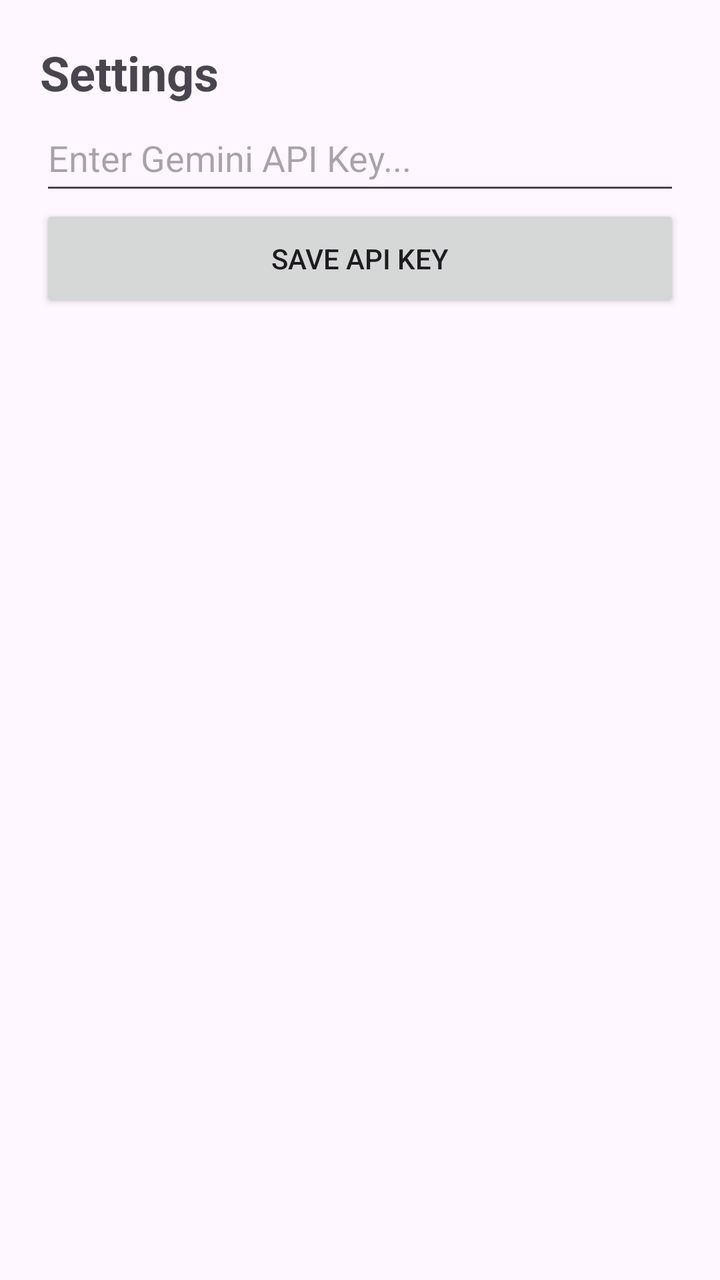
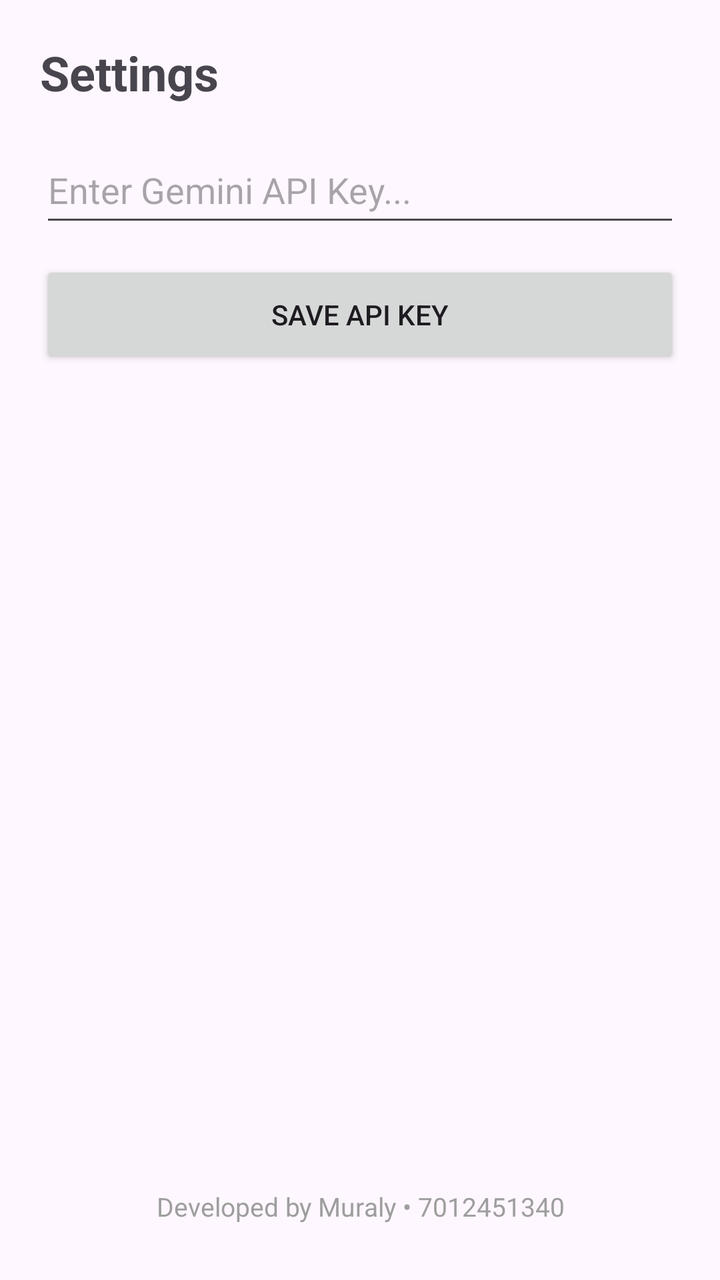

Two renders of the same Android screen: before a commit and after it. Below are the layout's source before the change and the commit's diff.
<!-- AndroidManifest.xml: application theme Theme.AIReceiptScanner -->
<!-- res/layout/activity_settings.xml -->
<?xml version="1.0" encoding="utf-8"?>
<LinearLayout xmlns:android="http://schemas.android.com/apk/res/android"
    android:layout_width="match_parent"
    android:layout_height="match_parent"
    android:orientation="vertical"
    android:padding="20dp">

    <TextView
        android:layout_width="wrap_content"
        android:layout_height="wrap_content"
        android:text="Settings"
        android:textSize="24sp"
        android:textStyle="bold" />

    <EditText
        android:id="@+id/etApiKey"
        android:layout_width="match_parent"
        android:layout_height="50dp"
        android:hint="Enter Gemini API Key..." />

    <Button
        android:id="@+id/btnSaveKey"
        android:layout_width="match_parent"
        android:layout_height="54dp"
        android:text="Save API Key" />
</LinearLayout>
<!-- resources referenced by this layout -->
<resources>
  <style name="Theme.AIReceiptScanner" parent="Theme.Material3.DayNight.NoActionBar">
          <item name="colorPrimary">@color/purple_500</item>
          <item name="colorOnPrimary">@color/white</item>
      </style>
  <color name="purple_500">#FF6200EE</color>
  <color name="white">#FFFFFFFF</color>
</resources>

<!-- the commit's change to res/layout/activity_settings.xml (unified diff, before → after) -->
@@ -16,11 +16,29 @@
         android:id="@+id/etApiKey"
         android:layout_width="match_parent"
         android:layout_height="50dp"
+        android:layout_marginTop="16dp"
         android:hint="Enter Gemini API Key..." />
 
     <Button
         android:id="@+id/btnSaveKey"
         android:layout_width="match_parent"
         android:layout_height="54dp"
+        android:layout_marginTop="12dp"
         android:text="Save API Key" />
+
+    <View
+        android:layout_width="match_parent"
+        android:layout_height="0dp"
+        android:layout_weight="1" />
+
+    <TextView
+        android:id="@+id/tvDeveloperCredit"
+        android:layout_width="match_parent"
+        android:layout_height="wrap_content"
+        android:layout_marginBottom="8dp"
+        android:gravity="center"
+        android:text="@string/developer_credit"
+        android:textColor="#9E9E9E"
+        android:textSize="13sp" />
+
 </LinearLayout>
<!-- resource entries referenced after the edit -->
@@ -1,5 +1,6 @@
 <!-- resources referenced by this layout -->
 <resources>
+  <string name="developer_credit">Developed by Muraly • 7012451340</string>
   <style name="Theme.AIReceiptScanner" parent="Theme.Material3.DayNight.NoActionBar">
           <item name="colorPrimary">@color/purple_500</item>
           <item name="colorOnPrimary">@color/white</item>
